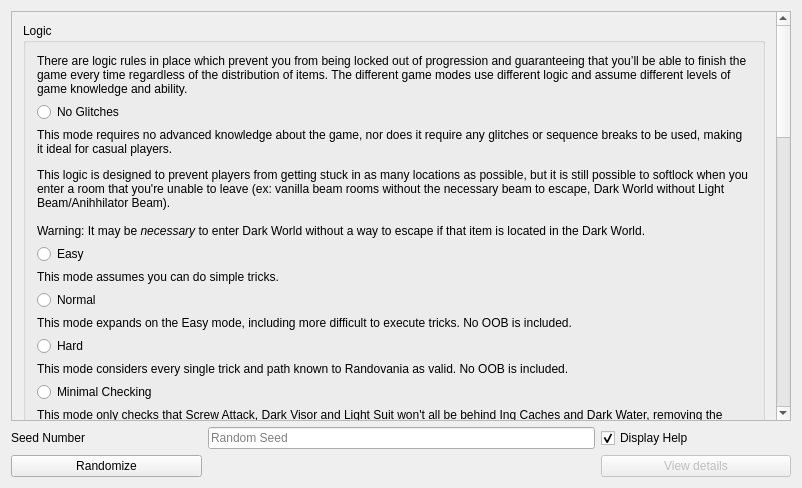
Qt form randovania/gui/layout_generator_window.ui (randovania/randovania) before a commit.
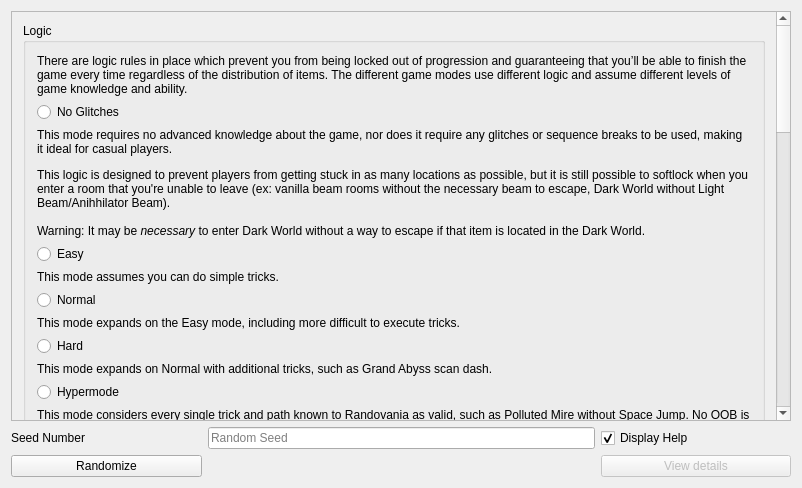
The same form after that commit.

Commit message: Change layout_generator_window.ui to support new difficulties

Patch:
```diff
--- a/randovania/gui/layout_generator_window.ui
+++ b/randovania/gui/layout_generator_window.ui
@@ -53,9 +53,9 @@
        <property name="geometry">
         <rect>
          <x>0</x>
-         <y>-534</y>
+         <y>0</y>
          <width>765</width>
-         <height>1216</height>
+         <height>1258</height>
         </rect>
        </property>
        <layout class="QVBoxLayout" name="verticalLayout_2">
@@ -128,7 +128,7 @@
            <item>
             <widget class="QLabel" name="logic_normal_label">
              <property name="text">
-              <string>&lt;html&gt;&lt;head/&gt;&lt;body&gt;&lt;p&gt;This mode expands on the Easy mode, including more difficult to execute tricks. No OOB is included.&lt;/p&gt;&lt;/body&gt;&lt;/html&gt;</string>
+              <string>&lt;html&gt;&lt;head/&gt;&lt;body&gt;&lt;p&gt;This mode expands on the Easy mode, including more difficult to execute tricks.&lt;/p&gt;&lt;/body&gt;&lt;/html&gt;</string>
              </property>
              <property name="wordWrap">
               <bool>true</bool>
@@ -145,7 +145,24 @@
            <item>
             <widget class="QLabel" name="logic_hard_label">
              <property name="text">
-              <string>&lt;html&gt;&lt;head/&gt;&lt;body&gt;&lt;p&gt;This mode considers every single trick and path known to Randovania as valid. No OOB is included.&lt;/p&gt;&lt;/body&gt;&lt;/html&gt;</string>
+              <string>&lt;html&gt;&lt;head/&gt;&lt;body&gt;&lt;p&gt;This mode expands on Normal with additional tricks, such as Grand Abyss scan dash.&lt;/p&gt;&lt;/body&gt;&lt;/html&gt;</string>
+             </property>
+             <property name="wordWrap">
+              <bool>true</bool>
+             </property>
+            </widget>
+           </item>
+           <item>
+            <widget class="QRadioButton" name="logic_hypermode_radio">
+             <property name="text">
+              <string>Hypermode</string>
+             </property>
+            </widget>
+           </item>
+           <item>
+            <widget class="QLabel" name="logic_hypermode_label">
+             <property name="text">
+              <string>&lt;html&gt;&lt;head/&gt;&lt;body&gt;&lt;p&gt;This mode considers every single trick and path known to Randovania as valid, such as Polluted Mire without Space Jump. No OOB is included.&lt;/p&gt;&lt;/body&gt;&lt;/html&gt;</string>
              </property>
              <property name="wordWrap">
               <bool>true</bool>
```
